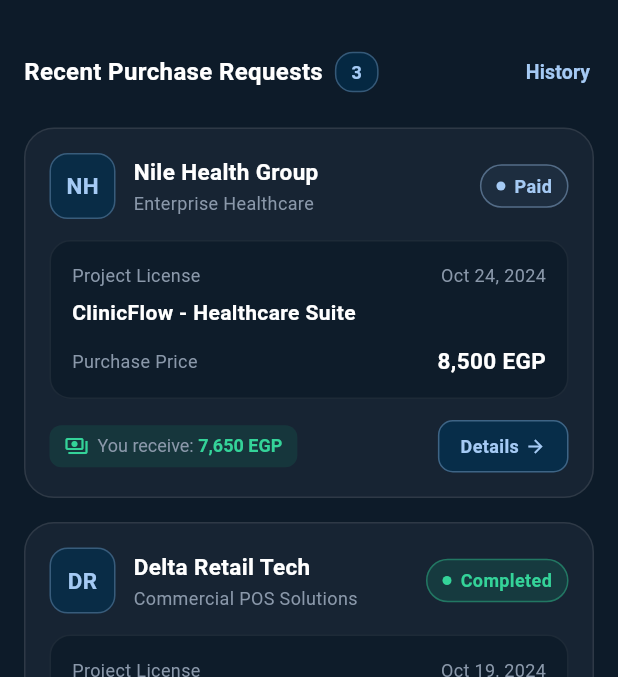
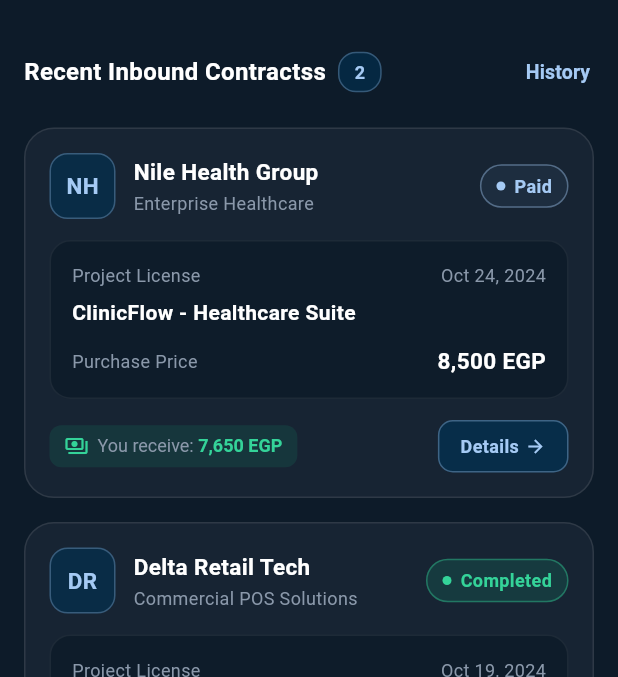
Before and after one commit to noran22-samir/Proven-App, a Flutter app: the PurchaseRequestsScreen screen opened directly, on a phone screen of 412 x 824 dp, the part 450-1127 px from its top. Run offline on Flutter 3.47's test engine with Material 3 defaults, Android fonts, the phone set to English and light mode, and no system bars; our stand-ins replace google_fonts.

Commit message:
feat(purchase_requests): implement search functionality for contracts and update UI text

```diff
--- a/lib/features/parchase_request/presentation/screens/purchase_requests_screen.dart
+++ b/lib/features/parchase_request/presentation/screens/purchase_requests_screen.dart
@@ -78,7 +78,12 @@ class PurchaseRequestsScreen extends StatelessWidget {
                   // Filter and search action buttons using a helper method
                   _buildHeaderIconButton(Icons.tune, () {}),
                   const SizedBox(width: 8),
-                  _buildHeaderIconButton(Icons.search, () {}),
+                  _buildHeaderIconButton(Icons.search, () {
+                    showSearch(
+                      context: context,
+                      delegate: ContractSearchDelegate(),
+                    );
+                  }),
                 ],
               ),
               const SizedBox(height: 20),
@@ -220,7 +225,7 @@ class PurchaseRequestsScreen extends StatelessWidget {
                 // mainAxisAlignment: MainAxisAlignment.spaceBetween,
                 children: [
                   const Text(
-                    'Recent Purchase Requests',
+                    'Recent Inbound Contractss',
                     style: TextStyle(
                       color: Colors.white,
                       fontWeight: FontWeight.bold,
@@ -241,7 +246,7 @@ class PurchaseRequestsScreen extends StatelessWidget {
                       ),
                     ),
                     child: const Text(
-                      '3',
+                      '2',
                       style: TextStyle(
                         color: AppColors.inversePrimary,
                         fontSize: 12,
@@ -300,31 +305,32 @@ class PurchaseRequestsScreen extends StatelessWidget {
                                     'EG',
                                     style: TextStyle(
                                       color: AppColors.inversePrimary,
-                                      fontWeight: FontWeight.bold),
+                                      fontWeight: FontWeight.bold,
+                                    ),
                                   ),
-                                 ),
-                                 title:const Text(
+                                ),
+                                title: const Text(
                                   'Eagle Games - Game Development Studio',
                                   style: TextStyle(
                                     color: Colors.white,
                                     fontWeight: FontWeight.w600,
                                   ),
-                                 ),
-                                 subtitle: const Text(
+                                ),
+                                subtitle: const Text(
                                   'Mar 25, 2025 • Completed',
                                   style: TextStyle(
                                     color: AppColors.onTertiaryContainer,
                                     fontSize: 12,
                                   ),
-                                 ),
-                                 trailing:const Text(
+                                ),
+                                trailing: const Text(
                                   '5,400 EGP',
                                   style: TextStyle(
                                     color: AppColors.inversePrimary,
                                     fontWeight: FontWeight.bold,
                                   ),
-                                 ),
-                              )
+                                ),
+                              ),
                             ],
                           ),
                         ),
@@ -497,3 +503,53 @@ class PurchaseRequestsScreen extends StatelessWidget {
     );
   }
 }
+
+class ContractSearchDelegate extends SearchDelegate {
+  // A list of the contracts we will search through
+ final List items = [
+    {'company': 'Nile Health Group', 'project': 'ClinicFlow - Healthcare Suite', 'price': '8,500 EGP'},
+    {'company': 'Delta Retail Tech', 'project': 'RetailFlow - POS Terminal', 'price': '6,200 EGP'},
+  ];
+
+  @override
+  ThemeData appBarTheme(BuildContext context) {
+    return ThemeData.dark().copyWith(
+      scaffoldBackgroundColor: AppColors.tertiary,
+      appBarTheme: const AppBarTheme(backgroundColor: AppColors.tertiaryContainer),
+    );
+  }
+
+  // Clear button (X) on the right
+  @override
+  List<Widget>? buildActions(BuildContext context) => [
+        IconButton(icon: const Icon(Icons.clear), onPressed: () => query = ''),
+      ];
+
+  // Back button (arrow) on the left
+  @override
+  Widget? buildLeading(BuildContext context) => IconButton(
+        icon: const Icon(Icons.arrow_back),
+        onPressed: () => close(context, null),
+      );
+
+  // Results that appear while typing
+  @override
+  Widget buildSuggestions(BuildContext context) {
+    final results = items.where((item) =>
+        item['company']!.toLowerCase().contains(query.toLowerCase()) ||
+        item['project']!.toLowerCase().contains(query.toLowerCase())).toList();
+
+    return ListView.builder(
+      itemCount: results.length,
+      itemBuilder: (context, index) => ListTile(
+        title: Text(results[index]['company']!, style: const TextStyle(color: Colors.white)),
+        subtitle: Text(results[index]['project']!, style: const TextStyle(color: Colors.grey)),
+        trailing: Text(results[index]['price']!, style: const TextStyle(color: AppColors.inversePrimary)),
+        onTap: () => close(context, null),
+      ),
+    );
+  }
+
+  @override
+  Widget buildResults(BuildContext context) => buildSuggestions(context);
+}
```
